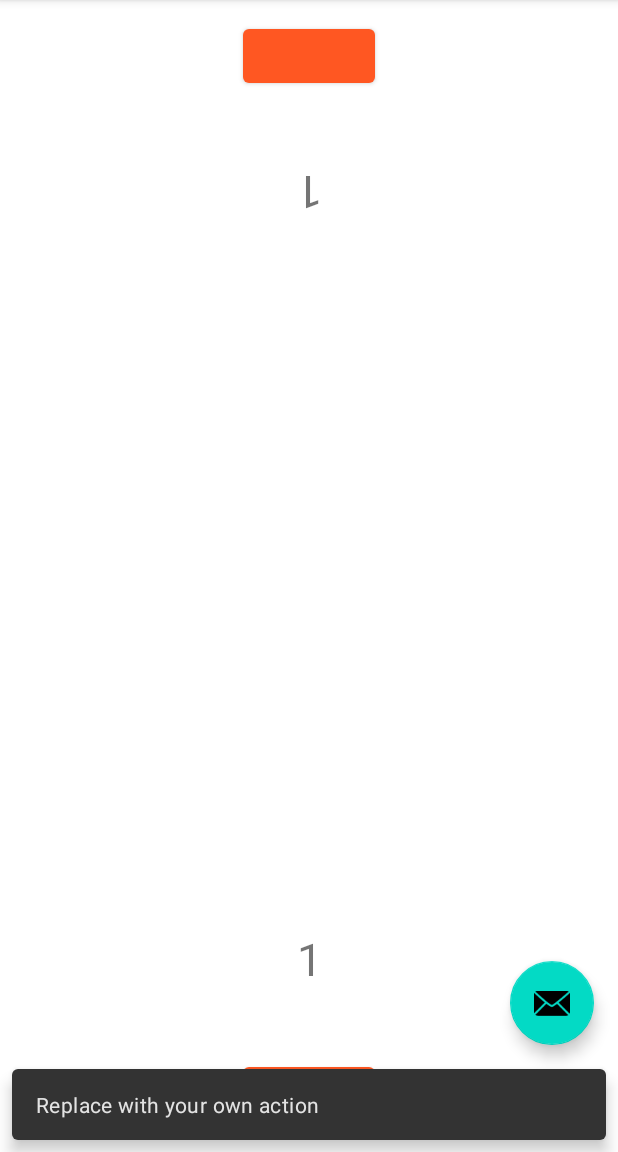
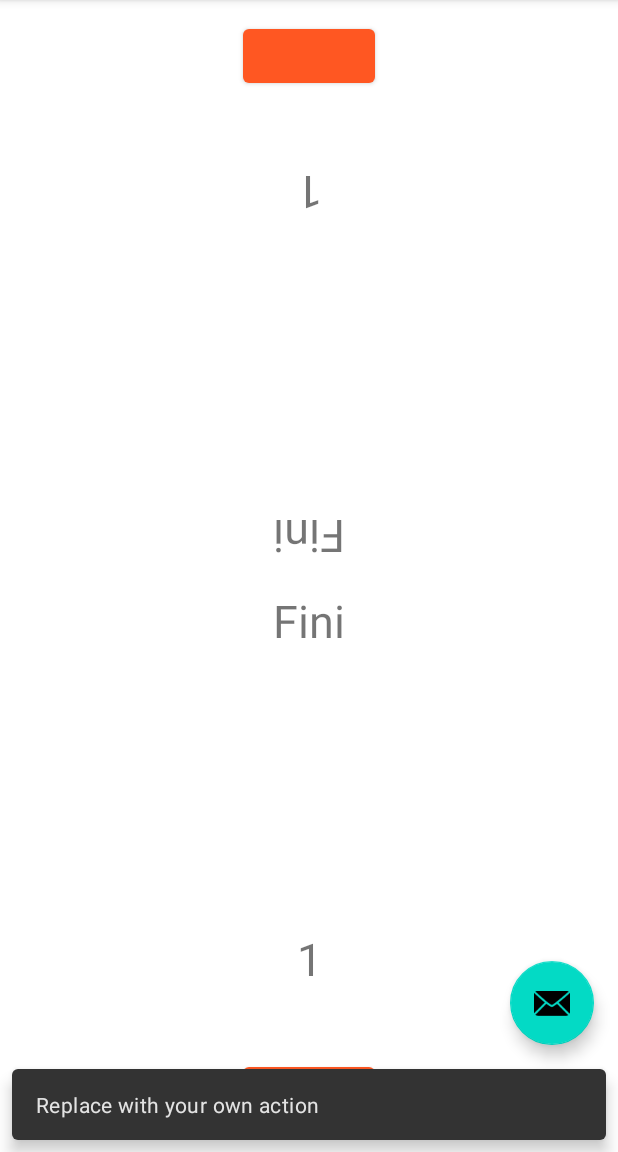
Before and after one commit to Piranoss/Click_n_Coop, an Android app: the SecondFragment screen opened through its navigation route, after a tap on an icon or button, on a phone screen of 412 x 824 dp, the part 84-1236 px from its top. Run offline under Robolectric (Android 15) with nearby library versions, the phone set to English and light mode, and no system bars; 2 other taps on this screen came first.

Commit message:
création compteur qui démarre tout seul

```diff
--- a/app/src/main/java/com/example/clickncoop/SecondFragment.java
+++ b/app/src/main/java/com/example/clickncoop/SecondFragment.java
@@ -1,6 +1,7 @@
 package com.example.clickncoop;
 
 import android.os.Bundle;
+import android.os.CountDownTimer;
 import android.view.LayoutInflater;
 import android.view.View;
 import android.view.ViewGroup;
@@ -18,7 +19,10 @@ public class SecondFragment extends Fragment {
     private int compteur2 = 0;
     private TextView texte;
     private TextView texte2;
+    private TextView chrono;
+    private TextView chrono2;
     private CountViewModel viewModel;
+    public int counter = 10;
 
     @Override
     public View onCreateView(
@@ -34,6 +38,8 @@ public class SecondFragment extends Fragment {
 
         texte = (TextView) view.findViewById(R.id.Compteur1);
         texte2 = (TextView) view.findViewById(R.id.Compteur2);
+        chrono = (TextView) view.findViewById(R.id.Chrono1);
+        chrono2 = (TextView) view.findViewById(R.id.Chrono2);
 
         viewModel = new ViewModelProvider(requireActivity()).get(CountViewModel.class);
 
@@ -43,7 +49,22 @@ public class SecondFragment extends Fragment {
         compteur2= viewModel.getCounter();
         texte2.setText(String.valueOf(compteur2));
 
+
         increment();
+
+        new CountDownTimer(10000,1000) {
+            @Override
+            public void onTick(long millisUntilFinished) {
+                chrono.setText(String.valueOf(counter));
+                chrono2.setText(String.valueOf(counter));
+                counter --;
+            }
+            @Override
+            public void onFinish() {
+                chrono.setText("Fini");
+                chrono2.setText("Fini");
+            }
+        }.start();
     }
 
     public void increment(){
--- a/app/src/main/res/values/strings.xml
+++ b/app/src/main/res/values/strings.xml
@@ -6,7 +6,7 @@
     <string name="second_fragment_label">Second Fragment</string>
     <string name="next">Next</string>
     <string name="compte"> </string>
-    <string name="chronometre">Chrono</string>
+    <string name="chronometre">10</string>
 
     <string name="hello_first_fragment">Hello first fragment</string>
     <string name="hello_second_fragment">Hello second fragment. Arg: %1$s</string>
```
